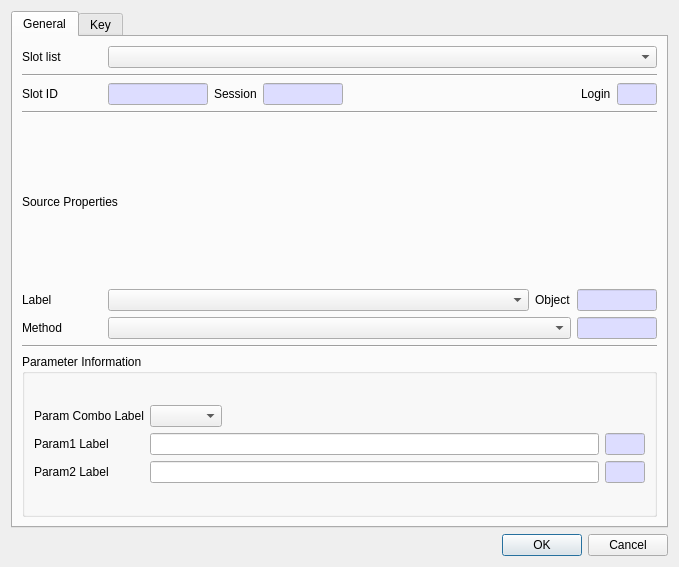
jykim74/CryptokiMan, file CryptokiMan/derive_key_dlg.ui: the form before one commit.
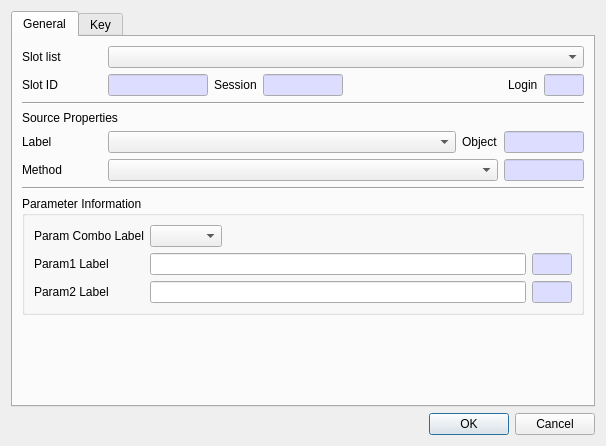
The form after the commit.

The edit to the form file:
```diff
--- a/CryptokiMan/derive_key_dlg.ui
+++ b/CryptokiMan/derive_key_dlg.ui
@@ -6,8 +6,8 @@
    <rect>
     <x>0</x>
     <y>0</y>
-    <width>679</width>
-    <height>567</height>
+    <width>577</width>
+    <height>446</height>
    </rect>
   </property>
   <property name="windowTitle">
@@ -54,13 +54,6 @@
          </item>
         </layout>
        </item>
-       <item>
-        <widget class="Line" name="line">
-         <property name="orientation">
-          <enum>Qt::Horizontal</enum>
-         </property>
-        </widget>
-       </item>
        <item>
         <layout class="QGridLayout" name="gridLayout_3">
          <property name="topMargin">
@@ -651,6 +644,19 @@
          </layout>
         </widget>
        </item>
+       <item>
+        <spacer name="verticalSpacer">
+         <property name="orientation">
+          <enum>Qt::Vertical</enum>
+         </property>
+         <property name="sizeHint" stdset="0">
+          <size>
+           <width>20</width>
+           <height>40</height>
+          </size>
+         </property>
+        </spacer>
+       </item>
       </layout>
      </widget>
      <widget class="QWidget" name="mSecondTab">
```
